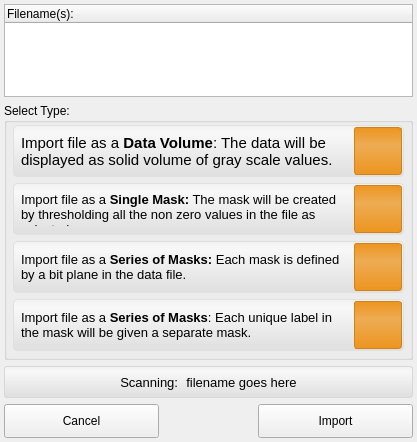
First picture: the form in src/Interface/AppInterface/LayerImporterWidget.ui, repository SCIInstitute/Seg3D, before the edit.
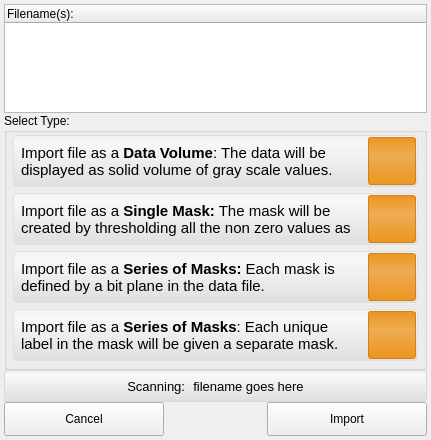
Second picture: the form after the edit. Icons and pictures are not drawn.

Commit message: updates to fix jumpyness in layergroupwidget menu's, connected them to a state variable, added a new state variable to the masklayer for tracking whether or not the iso surface has been generated and hooked it up to the show_iso_surface_button_ and delete_iso_surface_button_ in the layer widget.  Made some ui changes for OSX

```diff
--- a/src/Interface/AppInterface/LayerImporterWidget.ui
+++ b/src/Interface/AppInterface/LayerImporterWidget.ui
@@ -6,8 +6,8 @@
    <rect>
     <x>0</x>
     <y>0</y>
-    <width>417</width>
-    <height>442</height>
+    <width>431</width>
+    <height>440</height>
    </rect>
   </property>
   <property name="minimumSize">
@@ -138,6 +138,9 @@
 </string>
   </property>
   <layout class="QVBoxLayout" name="verticalLayout_2" stretch="0,1,0,1">
+   <property name="spacing">
+    <number>0</number>
+   </property>
    <property name="margin">
     <number>4</number>
    </property>
@@ -377,7 +380,7 @@
 &lt;html&gt;&lt;head&gt;&lt;meta name=&quot;qrichtext&quot; content=&quot;1&quot; /&gt;&lt;style type=&quot;text/css&quot;&gt;
 p, li { white-space: pre-wrap; }
 &lt;/style&gt;&lt;/head&gt;&lt;body style=&quot; font-family:'Lucida Grande'; font-size:13pt; font-weight:400; font-style:normal;&quot;&gt;
-&lt;p style=&quot; margin-top:0px; margin-bottom:0px; margin-left:0px; margin-right:0px; -qt-block-indent:0; text-indent:0px;&quot;&gt;&lt;span style=&quot; font-size:10pt;&quot;&gt;Import file as a &lt;/span&gt;&lt;span style=&quot; font-size:10pt; font-weight:600;&quot;&gt;Single Mask:&lt;/span&gt;&lt;span style=&quot; font-size:10pt;&quot;&gt; The mask will be created by thresholding all the non zero values in the file as selected.&lt;/span&gt;&lt;/p&gt;&lt;/body&gt;&lt;/html&gt;</string>
+&lt;p style=&quot; margin-top:0px; margin-bottom:0px; margin-left:0px; margin-right:0px; -qt-block-indent:0; text-indent:0px;&quot;&gt;&lt;span style=&quot; font-size:11pt;&quot;&gt;Import file as a &lt;/span&gt;&lt;span style=&quot; font-size:11pt; font-weight:600;&quot;&gt;Single Mask:&lt;/span&gt;&lt;span style=&quot; font-size:11pt;&quot;&gt; The mask will be created by thresholding all the non zero values as selected.&lt;/span&gt;&lt;/p&gt;&lt;/body&gt;&lt;/html&gt;</string>
               </property>
               <property name="textFormat">
                <enum>Qt::RichText</enum>
@@ -480,7 +483,7 @@
 &lt;html&gt;&lt;head&gt;&lt;meta name=&quot;qrichtext&quot; content=&quot;1&quot; /&gt;&lt;style type=&quot;text/css&quot;&gt;
 p, li { white-space: pre-wrap; }
 &lt;/style&gt;&lt;/head&gt;&lt;body style=&quot; font-family:'Lucida Grande'; font-size:13pt; font-weight:400; font-style:normal;&quot;&gt;
-&lt;p style=&quot; margin-top:0px; margin-bottom:0px; margin-left:0px; margin-right:0px; -qt-block-indent:0; text-indent:0px;&quot;&gt;&lt;span style=&quot; font-size:10pt;&quot;&gt;Import file as a &lt;/span&gt;&lt;span style=&quot; font-size:10pt; font-weight:600;&quot;&gt;Series of Masks:&lt;/span&gt;&lt;span style=&quot; font-size:10pt;&quot;&gt; Each mask is defined by a bit plane in the data file.&lt;/span&gt;&lt;/p&gt;&lt;/body&gt;&lt;/html&gt;</string>
+&lt;p style=&quot; margin-top:0px; margin-bottom:0px; margin-left:0px; margin-right:0px; -qt-block-indent:0; text-indent:0px;&quot;&gt;&lt;span style=&quot; font-size:11pt;&quot;&gt;Import file as a &lt;/span&gt;&lt;span style=&quot; font-size:11pt; font-weight:600;&quot;&gt;Series of Masks:&lt;/span&gt;&lt;span style=&quot; font-size:11pt;&quot;&gt; Each mask is defined by a bit plane in the data file.&lt;/span&gt;&lt;/p&gt;&lt;/body&gt;&lt;/html&gt;</string>
               </property>
               <property name="textFormat">
                <enum>Qt::RichText</enum>
@@ -583,7 +586,7 @@
 &lt;html&gt;&lt;head&gt;&lt;meta name=&quot;qrichtext&quot; content=&quot;1&quot; /&gt;&lt;style type=&quot;text/css&quot;&gt;
 p, li { white-space: pre-wrap; }
 &lt;/style&gt;&lt;/head&gt;&lt;body style=&quot; font-family:'Lucida Grande'; font-size:13pt; font-weight:400; font-style:normal;&quot;&gt;
-&lt;p style=&quot; margin-top:0px; margin-bottom:0px; margin-left:0px; margin-right:0px; -qt-block-indent:0; text-indent:0px;&quot;&gt;&lt;span style=&quot; font-size:10pt;&quot;&gt;Import file as a &lt;/span&gt;&lt;span style=&quot; font-size:10pt; font-weight:600;&quot;&gt;Series of Masks&lt;/span&gt;&lt;span style=&quot; font-size:10pt;&quot;&gt;: Each unique label in the mask will be given a separate mask.&lt;/span&gt;&lt;/p&gt;&lt;/body&gt;&lt;/html&gt;</string>
+&lt;p style=&quot; margin-top:0px; margin-bottom:0px; margin-left:0px; margin-right:0px; -qt-block-indent:0; text-indent:0px;&quot;&gt;&lt;span style=&quot; font-size:11pt;&quot;&gt;Import file as a &lt;/span&gt;&lt;span style=&quot; font-size:11pt; font-weight:600;&quot;&gt;Series of Masks&lt;/span&gt;&lt;span style=&quot; font-size:11pt;&quot;&gt;: Each unique label in the mask will be given a separate mask.&lt;/span&gt;&lt;/p&gt;&lt;/body&gt;&lt;/html&gt;</string>
               </property>
               <property name="textFormat">
                <enum>Qt::RichText</enum>
```
The commit also changes 23 other files.
